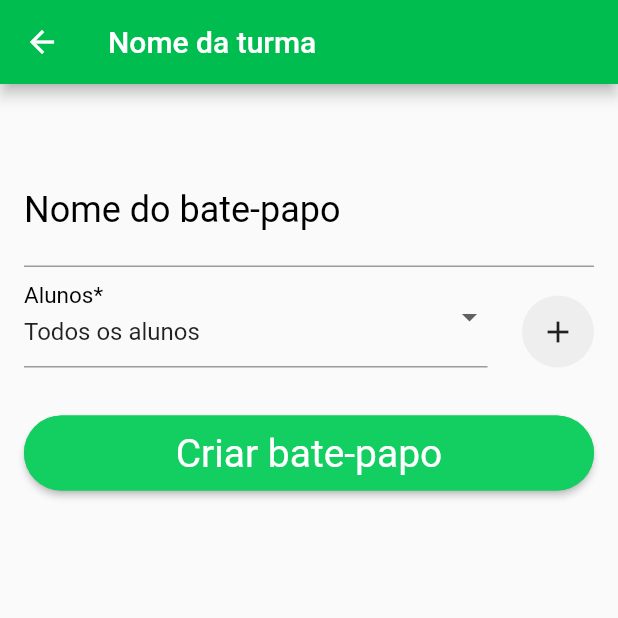
After one commit to NathanF2001/Project-lll, a Flutter app: the TurmaPage screen opened by its route, tab 3 chosen, after a tap on "Adicionar bate-papo", on a phone screen of 412 x 824 dp, the top half of it. The commit adds this screen. Run offline on Flutter 3.47's test engine with Material 2 defaults, Android fonts, the phone set to English and light mode, and no system bars; our stand-ins replace flutter_signin_button.

Commit message:
Adicionado Chat page

```diff
--- /dev/null
+++ b/lib/AddChat.dart
@@ -0,0 +1,110 @@
+import 'package:flutter/material.dart';
+import 'package:myclass/Button.dart';
+import 'package:myclass/Utils.dart';
+
+class AddChat extends StatefulWidget {
+  @override
+  _AddChatState createState() => _AddChatState();
+}
+
+class _AddChatState extends State<AddChat> {
+  final _formKey = GlobalKey<FormState>();
+  String current_aluno;
+  List<String> Alunos = [
+    "Todos os alunos",
+    "Aluno A",
+    "Aluno B",
+    "Aluno C",
+    "Aluno D",
+    "Aluno E",
+    "Aluno F",
+    "Aluno G",
+    "Aluno H",
+    "Aluno I",
+    "Aluno J",
+    "Aluno K"
+  ];
+
+  List<Widget> Wrap_alunos = [];
+
+  @override
+  Widget build(BuildContext context) {
+    return Scaffold(
+      appBar: AppBar(
+        iconTheme: IconThemeData(
+          color: Colors.white,
+        ),
+        title: Text(
+          "Nome da turma",
+          style: TextStyle(color: Colors.white),
+        ),
+      ),
+      body: _formAddChat(),
+    );
+    ;
+  }
+
+  _formAddChat() {
+    return Padding(
+      padding: EdgeInsets.all(16),
+      child: Form(
+        key: _formKey,
+        child: ListView(
+          children: [
+            Utils.spaceBigHeight,
+            Utils.Text_input(
+                hintmensage: "Digite nome do Bate-papo",
+                labelmensage: "Nome do bate-papo"),
+            Row(
+              crossAxisAlignment: CrossAxisAlignment.end,
+              mainAxisAlignment: MainAxisAlignment.spaceBetween,
+              children: [
+                Container(
+                  width: MediaQuery.of(context).size.width * 0.75,
+                  child: DropdownButtonFormField(
+                    decoration: const InputDecoration(labelText: 'Alunos*'),
+                    items: Alunos.map<DropdownMenuItem<String>>((aluno) {
+                      return DropdownMenuItem<String>(
+                        value: aluno,
+                        child: Text(aluno),
+                      );
+                    }).toList(),
+                    value: "Todos os alunos",
+                    onChanged: (value) {
+                      current_aluno = value;
+                    },
+                    onSaved: (newValue) {},
+                  ),
+                ),
+                Container(
+                  decoration: BoxDecoration(
+                      color: Colors.grey[200],
+                      borderRadius: BorderRadius.all(Radius.circular(25))),
+                  child: IconButton(
+                    icon: Icon(Icons.add),
+                    onPressed: () {
+                      setState(() {
+                        Wrap_alunos.add(Container(
+                            width: MediaQuery.of(context).size.width,
+                            child: Text(
+                              current_aluno,
+                              textAlign: TextAlign.center,
+                            ),
+                            color: Colors.grey[100]));
+                      });
+                    },
+                  ),
+                )
+              ],
+            ),
+            Wrap(
+              children: Wrap_alunos,
+            ),
+            Utils.spaceBigHeight,
+            Buttons_myclass.Button1(context, text: "Criar bate-papo",function: (){})
+          ],
+        ),
+      ),
+    );
+  }
+}
--- /dev/null
+++ b/lib/ChatPage.dart
@@ -0,0 +1,78 @@
+import 'package:flutter/cupertino.dart';
+import 'package:flutter/material.dart';
+import 'package:myclass/nav.dart';
+
+class ChatPage extends StatefulWidget {
+  bool IsProfessor;
+
+
+  ChatPage(this.IsProfessor);
+
+  @override
+  _ChatPageState createState() => _ChatPageState();
+}
+
+class _ChatPageState extends State<ChatPage> {
+  bool get IsProfessor => widget.IsProfessor;
+  List<Map<String,dynamic>> chats = [
+    {
+      "title": "Chat geral",
+      "current_mensage": ["Aluno","Alguém sabe fazer a questão 1???"],
+      "unread_mensage": 15
+    },
+    {
+      "title": "Grupo A",
+      "current_mensage": ["Aluno","Talvez tenha que perguntar ao professor sobre essa dúvida"],
+      "unread_mensage": 4
+    },
+    {
+      "title": "Grupo B",
+      "current_mensage": ["Aluno","Está tudo certo então, vamos nós reunir e decidir tudo"],
+      "unread_mensage": 0
+    },
+    {"type": "Add-button"}
+  ];
+
+
+  @override
+  Widget build(BuildContext context) {
+    return ListView.builder(
+      itemCount: chats.length,
+        itemBuilder: (BuildContext context,int index){
+          Map<String,dynamic> chat = chats[index];
+          return index == (chats.length-1) ?
+              InkWell(
+                child: Text("Adicionar bate-papo",textAlign: TextAlign.center,style: TextStyle(color: Colors.grey),),
+                onTap: () => Nav.pushname(context, "/add-chat"),
+              )
+              :
+          Container(
+            margin: EdgeInsets.all(16),
+
+            decoration: BoxDecoration(
+                color: Color(0x4002CD5D),
+                borderRadius: BorderRadius.circular(20)
+            ),
+            child: ListTile(
+                title: Text(chat["title"]),
+                dense: true,
+                subtitle: Text("${chat["current_mensage"][0]}: ${chat["current_mensage"][1]}",overflow: TextOverflow.ellipsis,),
+                trailing: chat["unread_mensage"] != 0 ?
+                Container(
+                  width: 25,
+                  height: 25,
+                  alignment: Alignment.center,
+                  decoration: BoxDecoration(
+                      color: Colors.white70,
+                      borderRadius: BorderRadius.circular(100)
+                  ),
+                  child: Text("${chat["unread_mensage"]}"),
+                )
+                    :
+                null,
+              onTap: () => Nav.pushname(context, "mensage-page"),
+            ),
+          );
+    });
+  }
+}
--- a/lib/ContentPage.dart
+++ b/lib/ContentPage.dart
@@ -81,6 +81,7 @@ class _ContentPageState extends State<ContentPage> {
                 children: [
                   Container(
                     color: Color(0xFFC0CCDA),
+
                     height: 55,
                     child: Row(
                       mainAxisAlignment: MainAxisAlignment.spaceEvenly,
--- a/lib/TurmaPage.dart
+++ b/lib/TurmaPage.dart
@@ -1,5 +1,6 @@
 import 'package:flutter/material.dart';
 import 'package:myclass/ActivityPage.dart';
+import 'package:myclass/ChatPage.dart';
 import 'package:myclass/Colors.dart';
 import 'package:myclass/ContentPage.dart';
 
@@ -17,7 +18,7 @@ class _TurmaPageState extends State<TurmaPage> {
     return DefaultTabController(
         length: 3,
         child: Scaffold(
-
+          resizeToAvoidBottomInset: false,
           appBar: AppBar(
             iconTheme: IconThemeData(
               color: Colors.white,
@@ -36,7 +37,7 @@ class _TurmaPageState extends State<TurmaPage> {
             children: [
               ContentPage(true),
               ActivityPage(true),
-              Container(color: Colors.black),
+              ChatPage(true),
             ],
           ),
         ),);
--- a/lib/UserPage.dart
+++ b/lib/UserPage.dart
@@ -89,7 +89,7 @@ class _UserPageState extends State<UserPage> {
           .of(context)
           .size
           .width,
-      height: 80,
+      height: MediaQuery.of(context).size.height*0.125,
       padding: EdgeInsets.all(16),
       child: TextField(
         decoration: InputDecoration(
@@ -166,7 +166,7 @@ class _UserPageState extends State<UserPage> {
   _listviewTurmas() {
     List<dynamic> Turmas = Nav.getRouteArgs(context);
     return Container(
-      height: 500,
+      height: MediaQuery.of(context).size.height*0.75,
       child: ListView.builder(
           shrinkWrap: true,
           itemCount: Turmas.length,
--- a/lib/main.dart
+++ b/lib/main.dart
@@ -1,10 +1,12 @@
 import 'package:flutter/material.dart';
 import 'package:myclass/AddActivity.dart';
+import 'package:myclass/AddChat.dart';
 import 'package:myclass/AddContent.dart';
 import 'package:myclass/Colors.dart';
 import 'package:myclass/CreateTurma.dart';
 import 'package:myclass/LoginPage.dart';
 import 'package:myclass/RegisterPage.dart';
+import 'package:myclass/TalkPage.dart';
 import 'package:myclass/TurmaPage.dart';
 import 'package:myclass/UserPage.dart';
 
@@ -16,6 +18,7 @@ class MyApp extends StatelessWidget {
   @override
   Widget build(BuildContext context) {
     return MaterialApp(
+      debugShowCheckedModeBanner: false,
         title: 'Flutter Demo',
         theme: _buildThemeData(),
     initialRoute: "/",
@@ -63,6 +66,8 @@ class MyApp extends StatelessWidget {
       "/turma-page": (context) => TurmaPage(),
       "/add-content": (context) => AddContent(),
       "/add-activity": (context) => AddActivity(),
+      "/add-chat": (context) => AddChat(),
+      "mensage-page": (context) => MensagePage(),
     };
   }
 }
```
Also changed, not shown: lib/ActivityPage.dart (+4 -4 lines), lib/AddActivity.dart (+5 -5 lines), lib/TalkPage.dart (added, +75 -0 lines).
